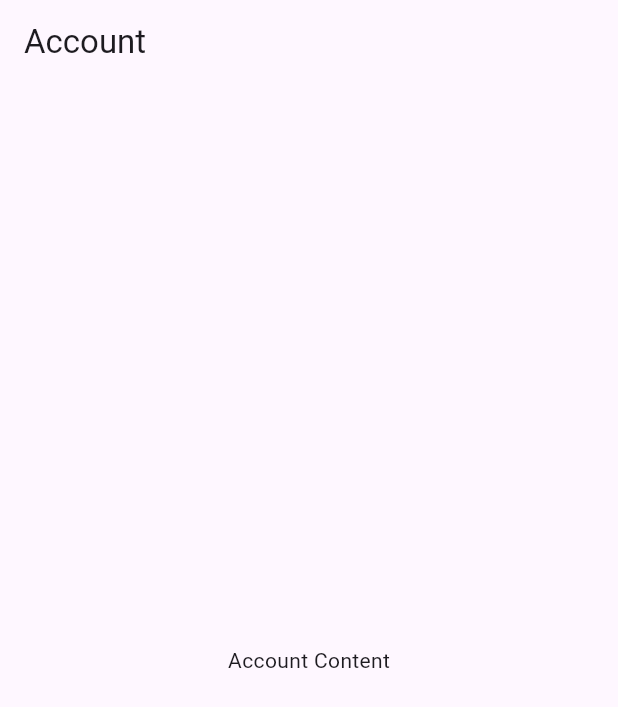
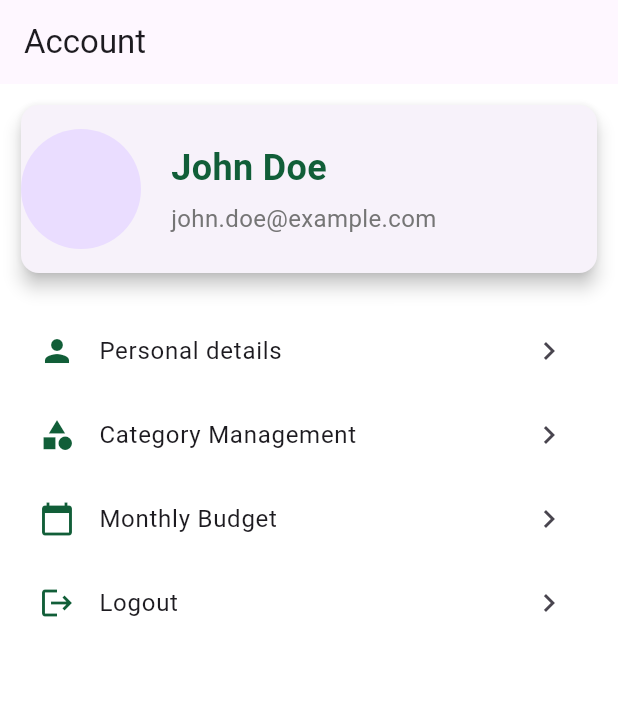
Before and after one commit to Adham8Ali/smart_expens, a Flutter app: the AccountScreen screen opened directly, on a phone screen of 412 x 824 dp. Shown: the top 707 px of the screen. Run offline on Flutter 3.47's test engine with Material 3 defaults, Android fonts, the phone set to English and light mode, and no system bars; our stand-ins replace firebase_core; accounts and stored records are empty.

Commit message:
account
Co-authored-by: Copilot <copilot@github.com>

```diff
--- a/lib/screen/account_screen.dart
+++ b/lib/screen/account_screen.dart
@@ -1,4 +1,7 @@
 import 'package:flutter/material.dart';
+import 'package:smart_expens/screen/monthly_buget_scrern.dart';
+import 'package:smart_expens/screen/presonal_details.dart';
+import 'package:smart_expens/widget/list_title.dart';
 
 class AccountScreen extends StatelessWidget {
   const AccountScreen({super.key});
@@ -6,8 +9,93 @@ class AccountScreen extends StatelessWidget {
   @override
   Widget build(BuildContext context) {
     return Scaffold(
+      backgroundColor: Colors.white,
       appBar: AppBar(title: Text('Account')),
-      body: Center(child: Text('Account Content')),
+      body: Padding(
+        padding: const EdgeInsets.all(10),
+        child: Column(
+          mainAxisAlignment: MainAxisAlignment.start,
+          children: [
+            SizedBox(
+              height: 120,
+              child: Card(
+                elevation: 5,
+                // margin: const EdgeInsets.all(10),
+                child: Row(
+                  children: [
+                    CircleAvatar(
+                      radius: 40,
+                      // backgroundImage: AssetImage('assets/images/profile.png'),
+                    ),
+                    SizedBox(width: 20),
+                    Column(
+                      mainAxisAlignment: MainAxisAlignment.center,
+                      crossAxisAlignment: CrossAxisAlignment.start,
+                      children: [
+                        Text(
+                          'John Doe',
+                          style: TextStyle(
+                            fontSize: 24,
+                            fontWeight: FontWeight.bold,
+                            color: Color(0xFF115E38),
+                          ),
+                        ),
+                        SizedBox(height: 5),
+                        Text(
+                          'john.doe@example.com',
+                          style: TextStyle(
+                            fontSize: 16,
+                            color: Colors.grey[600],
+                          ),
+                        ),
+                      ],
+                    ),
+                  ],
+                ),
+              ),
+            ),
+            SizedBox(height: 20),
+            CustomListTitle(
+              text: 'Personal details',
+              icon: Icons.person,
+              onTap: () {
+                Navigator.push(
+                  context,
+                  MaterialPageRoute(
+                    builder: (context) => PersonalDetailsScreen(),
+                  ),
+                );
+              },
+            ),
+            CustomListTitle(
+              text: 'Category Management',
+              icon: Icons.category,
+              onTap: () {
+                // Handle category management tap
+              },
+            ),
+            CustomListTitle(
+              text: 'Monthly Budget',
+              icon: Icons.calendar_today,
+              onTap: () {
+                Navigator.push(
+                  context,
+                  MaterialPageRoute(
+                    builder: (context) => MonthlyBudgetScreen(),
+                  ),
+                );
+              },
+            ),
+            CustomListTitle(
+              text: 'Logout',
+              icon: Icons.logout,
+              onTap: () {
+                // Handle logout tap
+              },
+            ),
+          ],
+        ),
+      ),
     );
   }
 }
--- a/lib/screen/navBar_screen.dart
+++ b/lib/screen/navBar_screen.dart
@@ -24,8 +24,7 @@ class _NavbarScreenState extends State<NavbarScreen> {
   @override
   Widget build(BuildContext context) {
     return Scaffold(
-      appBar: AppBar(title: const Text('Smart Spend')),
-
+      // appBar: AppBar(title: const Text('Smart Spend')),
       body: IndexedStack(index: currentIndex, children: screens),
 
       // زرار Add في النص
--- /dev/null
+++ b/lib/widget/list_title.dart
@@ -0,0 +1,19 @@
+import 'package:flutter/material.dart';
+
+class CustomListTitle extends StatelessWidget {
+  const CustomListTitle({super.key, this.text, this.icon, this.onTap});
+
+  final String? text;
+  final IconData? icon;
+  final VoidCallback? onTap;
+
+  @override
+  Widget build(BuildContext context) {
+    return ListTile(
+      leading: Icon(icon ?? icon, color: Color(0xFF115E38)),
+      title: Text(text ?? 'Title'),
+      onTap: onTap,
+      trailing: Icon(Icons.chevron_right),
+    );
+  }
+}
```
Also changed, not shown: lib/screen/monthly_buget_scrern.dart (added, +76 -0 lines), lib/screen/presonal_details.dart (added, +75 -0 lines).
